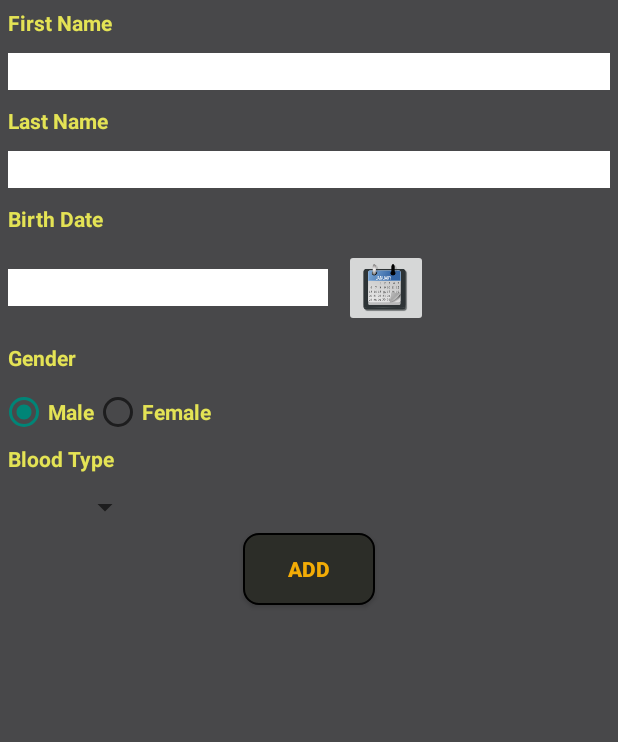
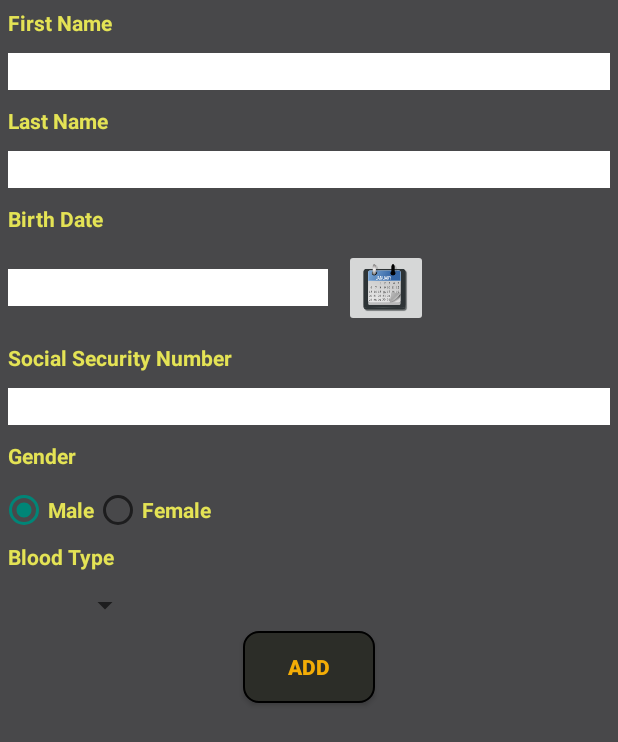
Before and after one commit to akoudri/healthrecord, an Android app: the AddPersonActivity screen opened directly, with no data from a screen before it, on a phone screen of 412 x 824 dp. Shown: the top 742 px of the screen. Run offline under Robolectric (Android 15) with nearby library versions, the phone set to English and light mode, and no system bars.

Commit message:
Added Update DB for Person

```diff
--- a/app/src/main/java/com/akoudri/healthrecord/app/AddPersonActivity.java
+++ b/app/src/main/java/com/akoudri/healthrecord/app/AddPersonActivity.java
@@ -27,7 +27,7 @@ public class AddPersonActivity extends Activity {
 
     private Spinner btSpinner;
     private RadioGroup genderRG;
-    private EditText firstNameET, lastNameET, birthdateET;
+    private EditText firstNameET, lastNameET, birthdateET, ssnET;
     private HealthRecordDataSource dataSource;
 
     @Override
@@ -43,6 +43,7 @@ public class AddPersonActivity extends Activity {
         firstNameET = (EditText) findViewById(R.id.first_name_add);
         lastNameET = (EditText) findViewById(R.id.last_name_add);
         genderRG = (RadioGroup) findViewById(R.id.gender_add);
+        ssnET = (EditText) findViewById(R.id.ssn_add);
         birthdateET = (EditText) findViewById(R.id.birthdate_add);
         dataSource = new HealthRecordDataSource(this);
     }
@@ -59,6 +60,7 @@ public class AddPersonActivity extends Activity {
             case 0: gender = Gender.MALE; break;
             default: gender = Gender.FEMALE;
         }
+        String ssn = ssnET.getText().toString();
         int btIdx = btSpinner.getSelectedItemPosition();
         BloodType bt;
         switch (btIdx)
@@ -78,7 +80,7 @@ public class AddPersonActivity extends Activity {
         try {
             dataSource.open();
             dataSource.getPersonTable().insertPerson(firstName.toUpperCase(), lastName.toUpperCase(),
-                    gender, bt, birthdate);
+                    gender, ssn, bt, birthdate);
             dataSource.close();
         } catch (SQLException ex)
         {
--- a/app/src/main/res/layout/activity_add_person.xml
+++ b/app/src/main/res/layout/activity_add_person.xml
@@ -82,6 +82,26 @@
     </LinearLayout>
 
     <TextView
+        android:text="@string/ssn"
+        android:textColor="@color/regular_text_color"
+        android:layout_height="wrap_content"
+        android:layout_width="match_parent"
+        android:layout_margin="5dp"
+        android:layout_gravity="left"
+        android:textStyle="bold" />
+
+    <EditText
+        android:id="@+id/ssn_add"
+        android:background="@android:color/white"
+        android:layout_width="match_parent"
+        android:layout_height="wrap_content"
+        android:layout_margin="5dp"
+        android:inputType="text"
+        android:ems="10"
+        android:layout_gravity="left"
+        android:capitalize="words"/>
+
+    <TextView
         android:text="@string/gender"
         android:textColor="@color/regular_text_color"
         android:layout_column="0"
--- a/app/src/main/res/values/strings.xml
+++ b/app/src/main/res/values/strings.xml
@@ -28,5 +28,6 @@
     <string name="no">No</string>
     <string name="remove_question">Do you really want to remove</string>
     <string name="removing">Removing</string>
+    <string name="ssn">Social Security Number</string>
 
 </resources>
```
Also changed, not shown: app/src/main/java/com/akoudri/healthrecord/app/UpdatePersonActivity.java (+41 -3 lines), app/src/main/java/com/akoudri/healthrecord/data/Person.java (+9 -0 lines), app/src/main/java/com/akoudri/healthrecord/data/PersonTable.java (+41 -19 lines), app/src/main/res/layout/activity_update_person.xml (+22 -0 lines), 1 other file.
